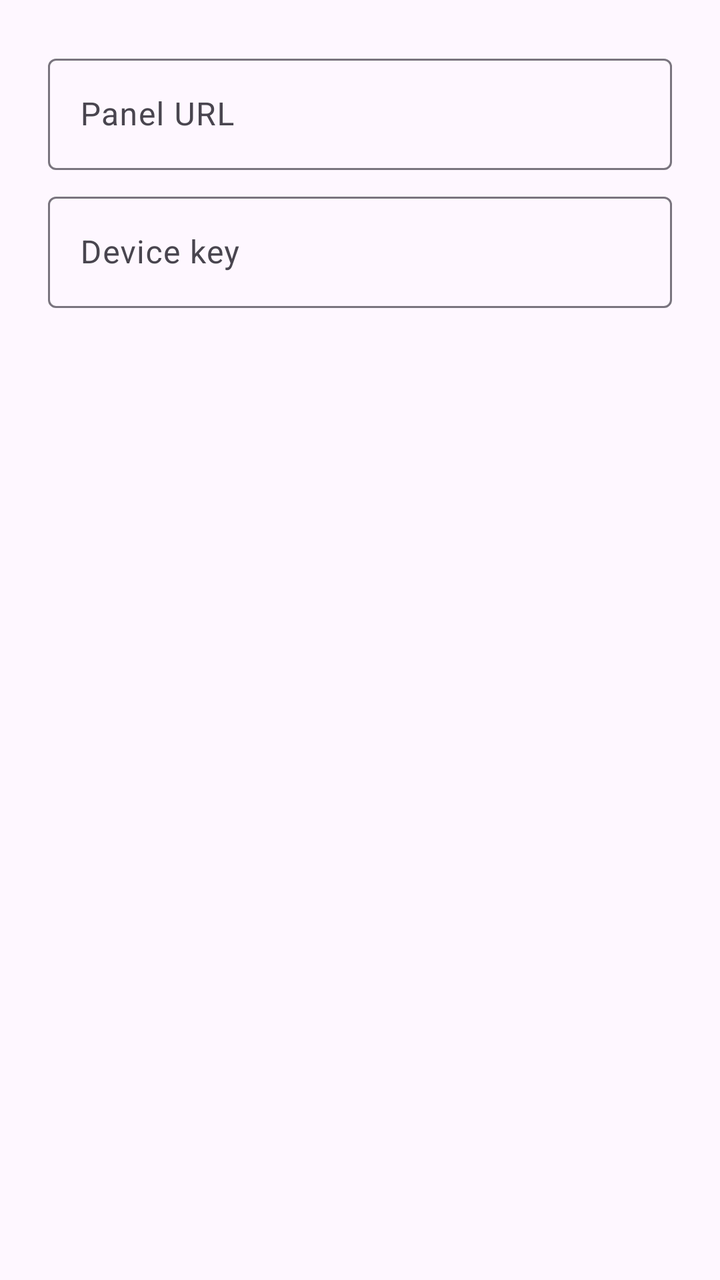
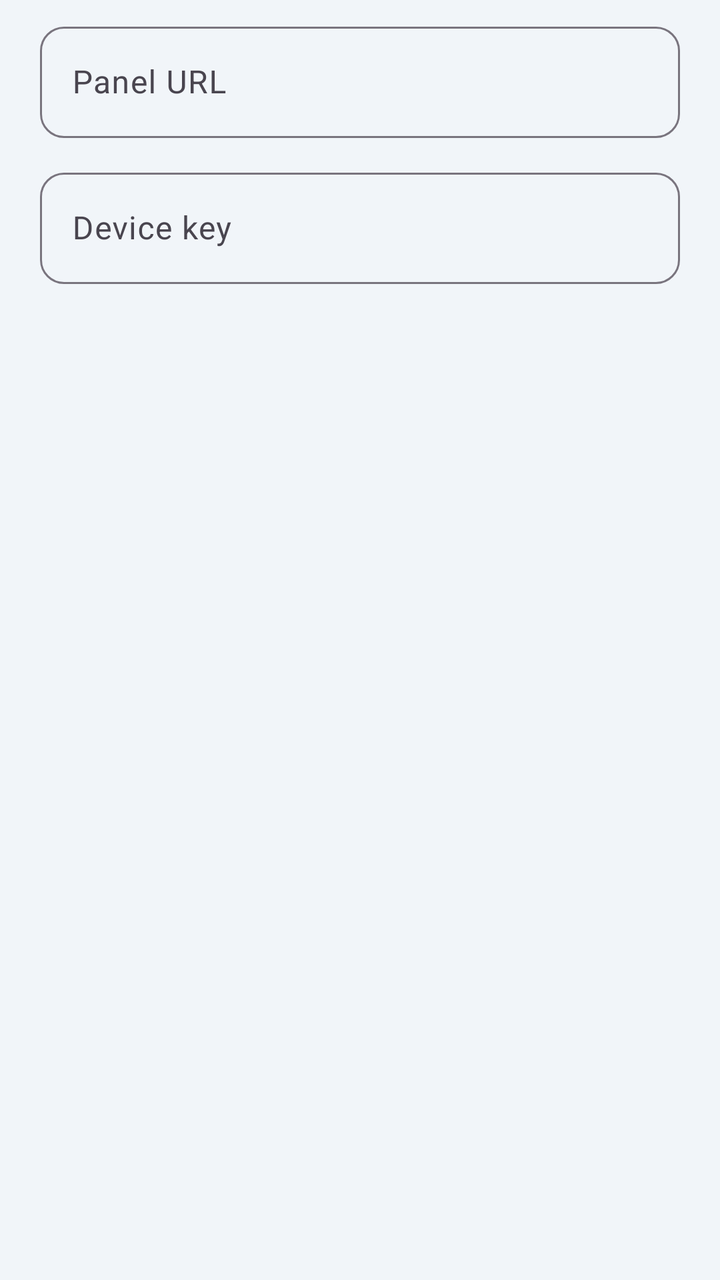

Before-and-after screenshots of an Android layout around one commit, followed by the original layout XML and the change that was made.
<!-- AndroidManifest.xml: application theme Theme.InvokeilPay -->
<!-- res/layout/dialog_pairing.xml -->
<?xml version="1.0" encoding="utf-8"?>
<LinearLayout xmlns:android="http://schemas.android.com/apk/res/android"
    android:layout_width="match_parent"
    android:layout_height="wrap_content"
    android:orientation="vertical"
    android:padding="24dp">

    <com.google.android.material.textfield.TextInputLayout
        android:layout_width="match_parent"
        android:layout_height="wrap_content"
        android:hint="@string/panel_url">

        <com.google.android.material.textfield.TextInputEditText
            android:id="@+id/input_url"
            android:layout_width="match_parent"
            android:layout_height="wrap_content"
            android:importantForAutofill="no"
            android:inputType="textUri" />
    </com.google.android.material.textfield.TextInputLayout>

    <com.google.android.material.textfield.TextInputLayout
        android:layout_width="match_parent"
        android:layout_height="wrap_content"
        android:layout_marginTop="8dp"
        android:hint="@string/device_key">

        <com.google.android.material.textfield.TextInputEditText
            android:id="@+id/input_key"
            android:layout_width="match_parent"
            android:layout_height="wrap_content"
            android:importantForAutofill="no"
            android:inputType="text" />
    </com.google.android.material.textfield.TextInputLayout>
</LinearLayout>
<!-- resources referenced by this layout -->
<resources>
  <string name="device_key">Device key</string>
  <string name="panel_url">Panel URL</string>
  <style name="Theme.InvokeilPay" parent="Theme.Material3.DayNight.NoActionBar">
          <item name="colorPrimary">#2563EB</item>
          <item name="colorOnPrimary">#FFFFFF</item>
          <item name="colorSecondary">#1E40AF</item>
          <item name="shapeAppearanceSmallComponent">@style/ShapeAppearance.Invokeil.Small</item>
          <item name="shapeAppearanceMediumComponent">@style/ShapeAppearance.Invokeil.Medium</item>
          <item name="shapeAppearanceLargeComponent">@style/ShapeAppearance.Invokeil.Large</item>
      </style>
  <style name="ShapeAppearance.Invokeil.Small" parent="ShapeAppearance.Material3.Corner.Small">
          <item name="cornerSize">8dp</item>
      </style>
  <style name="ShapeAppearance.Invokeil.Medium" parent="ShapeAppearance.Material3.Corner.Medium">
          <item name="cornerSize">16dp</item>
      </style>
  <style name="ShapeAppearance.Invokeil.Large" parent="ShapeAppearance.Material3.Corner.Large">
          <item name="cornerSize">20dp</item>
      </style>
</resources>

<!-- the commit's change to res/layout/dialog_pairing.xml (unified diff, before → after) -->
@@ -3,9 +3,13 @@
     android:layout_width="match_parent"
     android:layout_height="wrap_content"
     android:orientation="vertical"
-    android:padding="24dp">
+    android:paddingStart="20dp"
+    android:paddingTop="8dp"
+    android:paddingEnd="20dp"
+    android:paddingBottom="4dp">
 
     <com.google.android.material.textfield.TextInputLayout
+        style="@style/Widget.Invokeil.TextInput"
         android:layout_width="match_parent"
         android:layout_height="wrap_content"
         android:hint="@string/panel_url">
@@ -19,9 +23,10 @@
     </com.google.android.material.textfield.TextInputLayout>
 
     <com.google.android.material.textfield.TextInputLayout
+        style="@style/Widget.Invokeil.TextInput"
         android:layout_width="match_parent"
         android:layout_height="wrap_content"
-        android:layout_marginTop="8dp"
+        android:layout_marginTop="12dp"
         android:hint="@string/device_key">
 
         <com.google.android.material.textfield.TextInputEditText
<!-- resource entries referenced after the edit -->
@@ -2,14 +2,34 @@
 <resources>
   <string name="device_key">Device key</string>
   <string name="panel_url">Panel URL</string>
+  <style name="Widget.Invokeil.TextInput" parent="Widget.Material3.TextInputLayout.OutlinedBox">
+          <item name="boxCornerRadiusTopStart">12dp</item>
+          <item name="boxCornerRadiusTopEnd">12dp</item>
+          <item name="boxCornerRadiusBottomStart">12dp</item>
+          <item name="boxCornerRadiusBottomEnd">12dp</item>
+      </style>
   <style name="Theme.InvokeilPay" parent="Theme.Material3.DayNight.NoActionBar">
-          <item name="colorPrimary">#2563EB</item>
+          <item name="colorPrimary">@color/brand_primary</item>
           <item name="colorOnPrimary">#FFFFFF</item>
-          <item name="colorSecondary">#1E40AF</item>
+          <item name="colorSecondary">@color/brand_dark</item>
+          <item name="colorOnSecondary">#FFFFFF</item>
+          <item name="colorSurface">@color/surface_card</item>
+          <item name="android:colorBackground">@color/bg_page</item>
+          <item name="android:windowBackground">@color/bg_page</item>
+          <item name="android:statusBarColor">@color/brand_deep</item>
+          <item name="android:windowLightStatusBar">false</item>
           <item name="shapeAppearanceSmallComponent">@style/ShapeAppearance.Invokeil.Small</item>
           <item name="shapeAppearanceMediumComponent">@style/ShapeAppearance.Invokeil.Medium</item>
           <item name="shapeAppearanceLargeComponent">@style/ShapeAppearance.Invokeil.Large</item>
+          
+          <item name="android:windowSplashScreenBackground">@color/splash_bg</item>
+          <item name="android:windowSplashScreenAnimatedIcon">@drawable/ic_splash_icon</item>
       </style>
+  <color name="brand_primary">#2563EB</color>
+  <color name="brand_dark">#1E40AF</color>
+  <color name="surface_card">#FFFFFF</color>
+  <color name="bg_page">#F1F5F9</color>
+  <color name="brand_deep">#172554</color>
   <style name="ShapeAppearance.Invokeil.Small" parent="ShapeAppearance.Material3.Corner.Small">
           <item name="cornerSize">8dp</item>
       </style>
@@ -19,5 +39,36 @@
   <style name="ShapeAppearance.Invokeil.Large" parent="ShapeAppearance.Material3.Corner.Large">
           <item name="cornerSize">20dp</item>
       </style>
+  <color name="splash_bg">#FFFFFF</color>
+  <!-- drawable ic_splash_icon (drawable) -->
+  <?xml version="1.0" encoding="utf-8"?>
+  <inset xmlns:android="http://schemas.android.com/apk/res/android"
+      android:drawable="@drawable/ic_logo_mark"
+      android:insetLeft="20%"
+      android:insetTop="20%"
+      android:insetRight="20%"
+      android:insetBottom="20%" />
+  <!-- drawable ic_logo_mark (drawable) -->
+  <?xml version="1.0" encoding="utf-8"?>
+  <vector xmlns:android="http://schemas.android.com/apk/res/android"
+      android:width="48dp"
+      android:height="48dp"
+      android:viewportWidth="24"
+      android:viewportHeight="24">
+      
+      <path
+          android:fillColor="@color/brand_primary"
+          android:pathData="M5,0h14a5,5 0 0 1 5,5v14a5,5 0 0 1 -5,5H5a5,5 0 0 1 -5,-5V5a5,5 0 0 1 5,-5z" />
+      
+      <group
+          android:scaleX="0.62"
+          android:scaleY="0.62"
+          android:pivotX="12"
+          android:pivotY="12">
+          <path
+              android:fillColor="#FFFFFF"
+              android:pathData="M12,1L3,5v6c0,5.55 3.84,10.74 9,12 5.16,-1.26 9,-6.45 9,-12V5L12,1zM12,11.99h7c-0.53,4.12 -3.28,7.79 -7,8.94V12H5V6.3l7,-3.11v8.8z" />
+      </group>
+  </vector>
 </resources>
 
